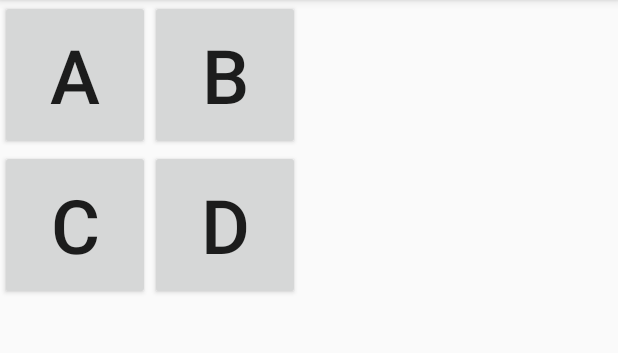
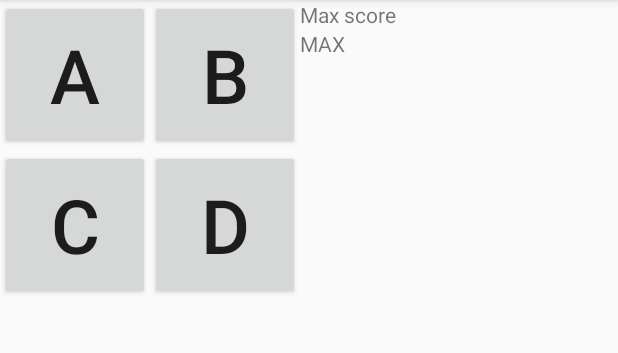
Before and after one commit to SkinnyDipping/RepeatTheSequence, an Android app: the screen it shows after launch (MainActivity), on a phone screen of 412 x 824 dp, the part 84-437 px from its top. Run offline under Robolectric (Android 15) with nearby library versions, the phone set to English and light mode, and no system bars.

Commit message:
max score tekst

```diff
--- a/app/src/main/res/layout/game_layout.xml
+++ b/app/src/main/res/layout/game_layout.xml
@@ -2,7 +2,7 @@
 <GridLayout xmlns:android="http://schemas.android.com/apk/res/android"
             android:layout_width="match_parent"
             android:layout_height="match_parent"
-            android:columnCount="2"
+            android:columnCount="3"
             android:rowCount="2">
 
     <Button
@@ -38,4 +38,25 @@
             android:layout_row="1"
             android:layout_column="1"/>
 
+    <LinearLayout
+            android:layout_width="wrap_content"
+            android:layout_height="wrap_content"
+            android:layout_row="0"
+            android:layout_column="2"
+            android:orientation="vertical"
+            android:id="@+id/maxScore_layout">
+        <TextView
+                android:layout_width="wrap_content"
+                android:layout_height="wrap_content"
+                android:text="@string/maxScore_text"
+                android:id="@+id/maxScore_text"/>
+
+        <TextView
+                android:layout_width="wrap_content"
+                android:layout_height="wrap_content"
+                android:text="MAX"
+                android:id="@+id/maxScore_value"/>
+    </LinearLayout>
+
+
 </GridLayout>
--- a/app/src/main/res/values/strings.xml
+++ b/app/src/main/res/values/strings.xml
@@ -3,4 +3,5 @@
 
     <string name="hello_world">Hello world!</string>
     <string name="action_settings">Settings</string>
+    <string name="maxScore_text">Max score</string>
 </resources>
```
